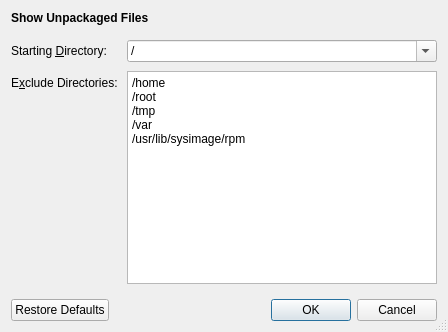
This is src/show-unpkg-files-dialog.ui in shundhammer/qdirstat as Qt 5 draws it before an edit. The edited form follows.
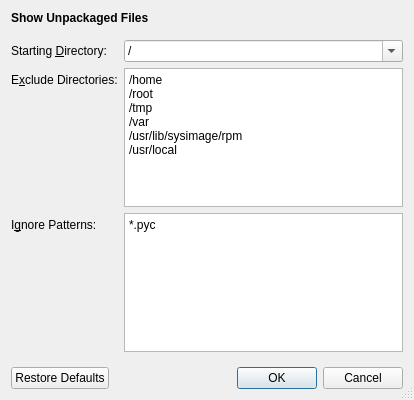
This is the edited form.

Commit message: Ignore files by pattern

```diff
--- a/src/show-unpkg-files-dialog.ui
+++ b/src/show-unpkg-files-dialog.ui
@@ -6,8 +6,8 @@
    <rect>
     <x>0</x>
     <y>0</y>
-    <width>448</width>
-    <height>332</height>
+    <width>414</width>
+    <height>400</height>
    </rect>
   </property>
   <property name="windowTitle">
@@ -48,12 +48,6 @@
    </item>
    <item>
     <layout class="QFormLayout" name="formLayout">
-     <property name="horizontalSpacing">
-      <number>9</number>
-     </property>
-     <property name="verticalSpacing">
-      <number>9</number>
-     </property>
      <item row="0" column="0">
       <widget class="QLabel" name="startingDirCaption">
        <property name="text">
@@ -142,6 +136,7 @@
 /tmp
 /var
 /usr/lib/sysimage/rpm
+/usr/local
 </string>
        </property>
        <property name="placeholderText">
@@ -149,6 +144,42 @@
        </property>
       </widget>
      </item>
+     <item row="2" column="0">
+      <widget class="QLabel" name="ignorePatternsCaption">
+       <property name="text">
+        <string>I&amp;gnore Patterns:</string>
+       </property>
+       <property name="buddy">
+        <cstring>ignorePatternsTextEdit</cstring>
+       </property>
+      </widget>
+     </item>
+     <item row="2" column="1">
+      <widget class="QPlainTextEdit" name="ignorePatternsTextEdit">
+       <property name="sizePolicy">
+        <sizepolicy hsizetype="Expanding" vsizetype="Expanding">
+         <horstretch>0</horstretch>
+         <verstretch>1</verstretch>
+        </sizepolicy>
+       </property>
+       <property name="minimumSize">
+        <size>
+         <width>160</width>
+         <height>73</height>
+        </size>
+       </property>
+       <property name="lineWrapMode">
+        <enum>QPlainTextEdit::NoWrap</enum>
+       </property>
+       <property name="plainText">
+        <string notr="true">*.pyc
+</string>
+       </property>
+       <property name="placeholderText">
+        <string>One wildcard pattern per line</string>
+       </property>
+      </widget>
+     </item>
     </layout>
    </item>
    <item>
```
Left out of the diff: 5 changed lines with no effect on the pictures. The commit also changes 8 other files.
